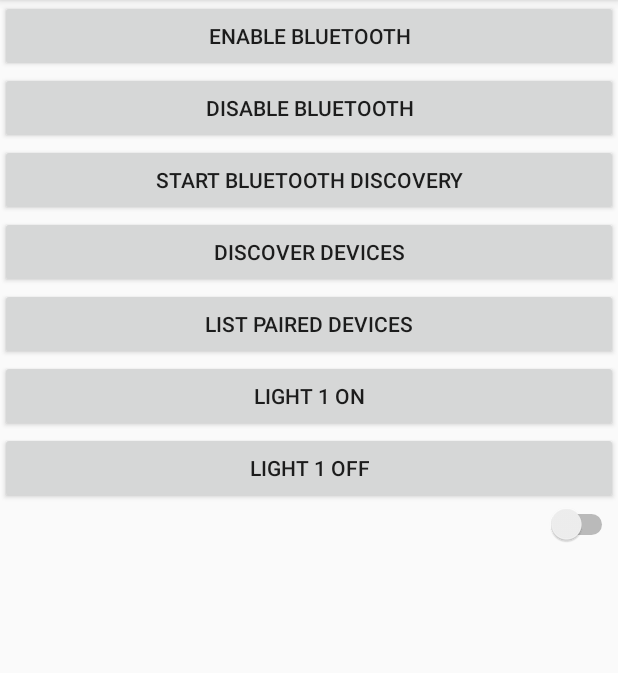
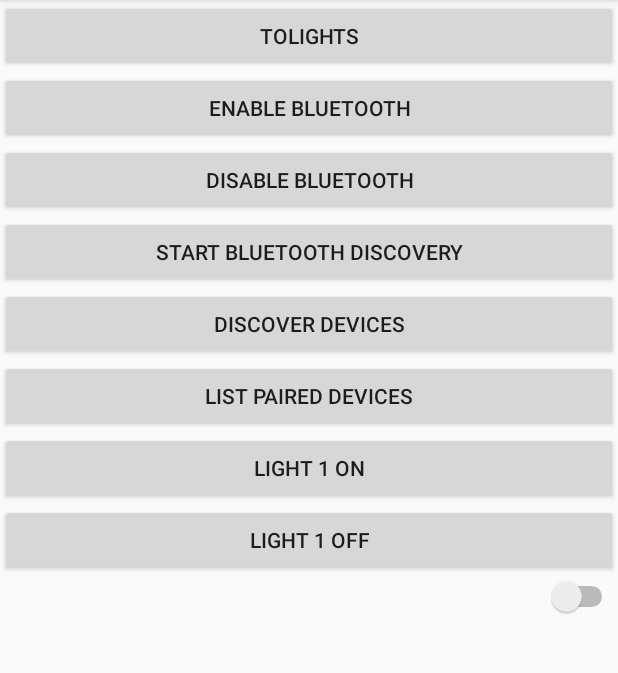
Before and after one commit to Zulidyan/HomeAutoA, an Android app: the screen it shows after launch (MyActivity), after a tap on "RECONNECT", on a phone screen of 412 x 824 dp, the part 84-757 px from its top. Run offline under Robolectric (Android 15) with nearby library versions, the phone set to English and light mode, and no system bars.

Commit message:
Added Lights.class

```diff
--- a/app/src/main/java/group2/testapp1/MyActivity.java
+++ b/app/src/main/java/group2/testapp1/MyActivity.java
@@ -34,8 +34,8 @@ public class MyActivity extends ActionBarActivity {
     private ArrayList<BluetoothDevice> btDeviceArray = new ArrayList<BluetoothDevice>();
     private BluetoothSocket mmSocket[];
 
-    public BluetoothSocket[] getmmSocket(){
-        return mmSocket;
+    public BluetoothSocket getmmSocket(){
+        return mmSocket[0];
     }
 
 
@@ -135,16 +135,14 @@ public class MyActivity extends ActionBarActivity {
         return super.onOptionsItemSelected(item);
     }
 
-    /** Called when the user clicks the Send button */
-/*    public void sendMessage(View view) {
-        Intent intent = new Intent(this, DisplayMessageActivity.class);
-        EditText editText = (EditText) findViewById(R.id.edit_message);
-        String message = editText.getText().toString();
-        intent.putExtra(EXTRA_MESSAGE, message);
+    /** Called when the user clicks the Lights button */
+    public void openLights(View view) {
+        Intent intent = new Intent(this, Lights.class);
+        //EditText editText = (EditText) findViewById(R.id.edit_message);
+        //String message = editText.getText().toString();
+        //intent.putExtra(EXTRA_MESSAGE, message);
         startActivity(intent);
-
-
-    }*/
+    }
 
     public void startBT(View view){
         if (!mBluetoothAdapter.isEnabled()) {
@@ -240,7 +238,6 @@ public class MyActivity extends ActionBarActivity {
                     else {buffer[0] = '1';}
                     light.toggleState();
                     break;
-
         	}
 /*            String mmUUID = "00001101-0000-1000-8000-00805F9B34FB";
             mmSocket = mmDevice.createInsecureRfcommSocketToServiceRecord(UUID.fromString(mmUUID));
--- a/app/src/main/res/layout/activity_my.xml
+++ b/app/src/main/res/layout/activity_my.xml
@@ -26,7 +26,11 @@
             android:layout_height="wrap_content"
             android:text="@string/button_send"
             android:onClick="sendMessage"/>-->
-
+            <Button
+                android:layout_width="match_parent"
+                android:layout_height="wrap_content"
+                android:text="ToLights"
+                android:onClick="openLights"/>
             <Button
                 android:layout_width="match_parent"
                 android:layout_height="wrap_content"
```
Also changed, not shown: app/src/main/AndroidManifest.xml (+8 -0 lines), app/src/main/java/group2/testapp1/Lights.java (added, +35 -0 lines), app/src/main/java/group2/testapp1/ToggleDevice.java (+3 -6 lines), 2 other files. Lines whose indentation alone changed are shown as unchanged.
